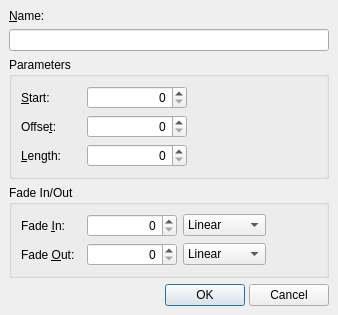
rncbc/qtractor, file src/qtractorClipForm.ui: the form before one commit.
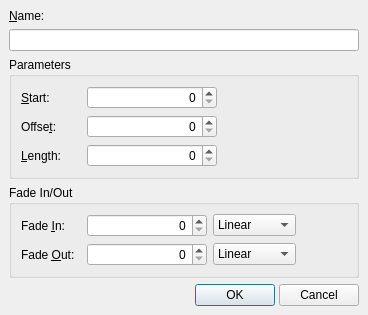
The form after the commit. Icons and pictures are not drawn. Custom widgets are drawn as their Qt base class.

Commit message:
- First phase/attempt to replace those clip form frame-time based   spin-boxes with a new custom one, allowing for alternate frame,   time and bbt input/display formats.
- Time-scale helper class has been introduced.

Diff of the .ui file:
```diff
--- a/src/qtractorClipForm.ui
+++ b/src/qtractorClipForm.ui
@@ -154,10 +154,10 @@
           <verstretch>0</verstretch>
          </sizepolicy>
         </property>
-        <property name="maximumSize" >
+        <property name="minimumSize" >
          <size>
-          <width>100</width>
-          <height>16777215</height>
+          <width>120</width>
+          <height>0</height>
          </size>
         </property>
         <property name="toolTip" >
@@ -166,15 +166,6 @@
         <property name="alignment" >
          <set>Qt::AlignRight</set>
         </property>
-        <property name="maximum" >
-         <number>999999999</number>
-        </property>
-        <property name="minimum" >
-         <number>0</number>
-        </property>
-        <property name="value" >
-         <number>0</number>
-        </property>
        </widget>
       </item>
       <item row="1" column="1" >
@@ -187,10 +178,10 @@
           <verstretch>0</verstretch>
          </sizepolicy>
         </property>
-        <property name="maximumSize" >
+        <property name="minimumSize" >
          <size>
-          <width>100</width>
-          <height>16777215</height>
+          <width>120</width>
+          <height>0</height>
          </size>
         </property>
         <property name="toolTip" >
@@ -199,15 +190,6 @@
         <property name="alignment" >
          <set>Qt::AlignRight</set>
         </property>
-        <property name="maximum" >
-         <number>999999999</number>
-        </property>
-        <property name="minimum" >
-         <number>0</number>
-        </property>
-        <property name="value" >
-         <number>0</number>
-        </property>
        </widget>
       </item>
       <item row="0" column="1" >
@@ -220,10 +202,10 @@
           <verstretch>0</verstretch>
          </sizepolicy>
         </property>
-        <property name="maximumSize" >
+        <property name="minimumSize" >
          <size>
-          <width>100</width>
-          <height>16777215</height>
+          <width>120</width>
+          <height>0</height>
          </size>
         </property>
         <property name="toolTip" >
@@ -232,15 +214,6 @@
         <property name="alignment" >
          <set>Qt::AlignRight</set>
         </property>
-        <property name="maximum" >
-         <number>999999999</number>
-        </property>
-        <property name="minimum" >
-         <number>0</number>
-        </property>
-        <property name="value" >
-         <number>0</number>
-        </property>
        </widget>
       </item>
      </layout>
@@ -338,10 +311,10 @@
           <verstretch>0</verstretch>
          </sizepolicy>
         </property>
-        <property name="maximumSize" >
+        <property name="minimumSize" >
          <size>
-          <width>100</width>
-          <height>16777215</height>
+          <width>120</width>
+          <height>0</height>
          </size>
         </property>
         <property name="toolTip" >
@@ -350,15 +323,6 @@
         <property name="alignment" >
          <set>Qt::AlignRight</set>
         </property>
-        <property name="maximum" >
-         <number>999999999</number>
-        </property>
-        <property name="minimum" >
-         <number>0</number>
-        </property>
-        <property name="value" >
-         <number>0</number>
-        </property>
        </widget>
       </item>
       <item row="0" column="1" >
@@ -371,10 +335,10 @@
           <verstretch>0</verstretch>
          </sizepolicy>
         </property>
-        <property name="maximumSize" >
+        <property name="minimumSize" >
          <size>
-          <width>100</width>
-          <height>16777215</height>
+          <width>120</width>
+          <height>0</height>
          </size>
         </property>
         <property name="toolTip" >
@@ -383,15 +347,6 @@
         <property name="alignment" >
          <set>Qt::AlignRight</set>
         </property>
-        <property name="maximum" >
-         <number>999999999</number>
-        </property>
-        <property name="minimum" >
-         <number>0</number>
-        </property>
-        <property name="value" >
-         <number>0</number>
-        </property>
        </widget>
       </item>
       <item row="1" column="2" >
@@ -468,6 +423,13 @@
   </layout>
  </widget>
  <layoutdefault spacing="4" margin="8" />
+ <customwidgets>
+  <customwidget>
+   <class>qtractorSpinBox</class>
+   <extends>QSpinBox</extends>
+   <header>qtractorSpinBox.h</header>
+  </customwidget>
+ </customwidgets>
  <tabstops>
   <tabstop>ClipNameLineEdit</tabstop>
   <tabstop>ClipStartSpinBox</tabstop>
```
Left out of the diff: 10 changed lines with no effect on the pictures. The commit also changes 11 other files.
